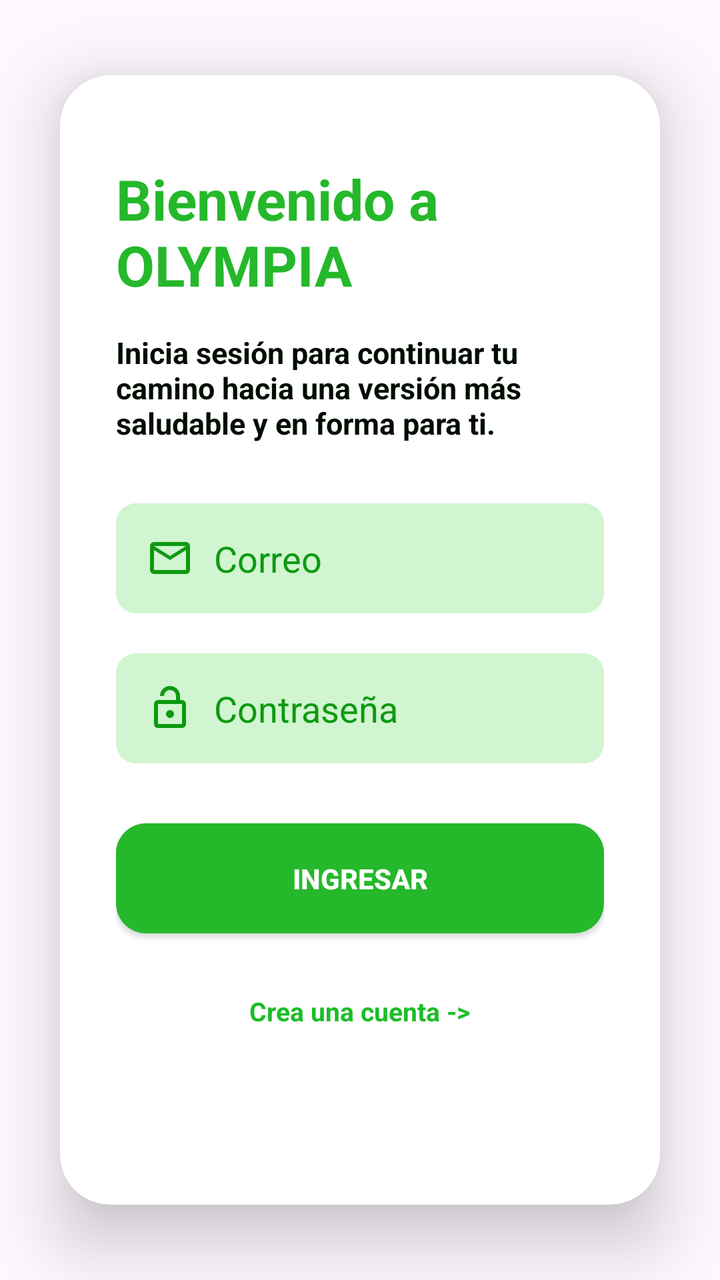
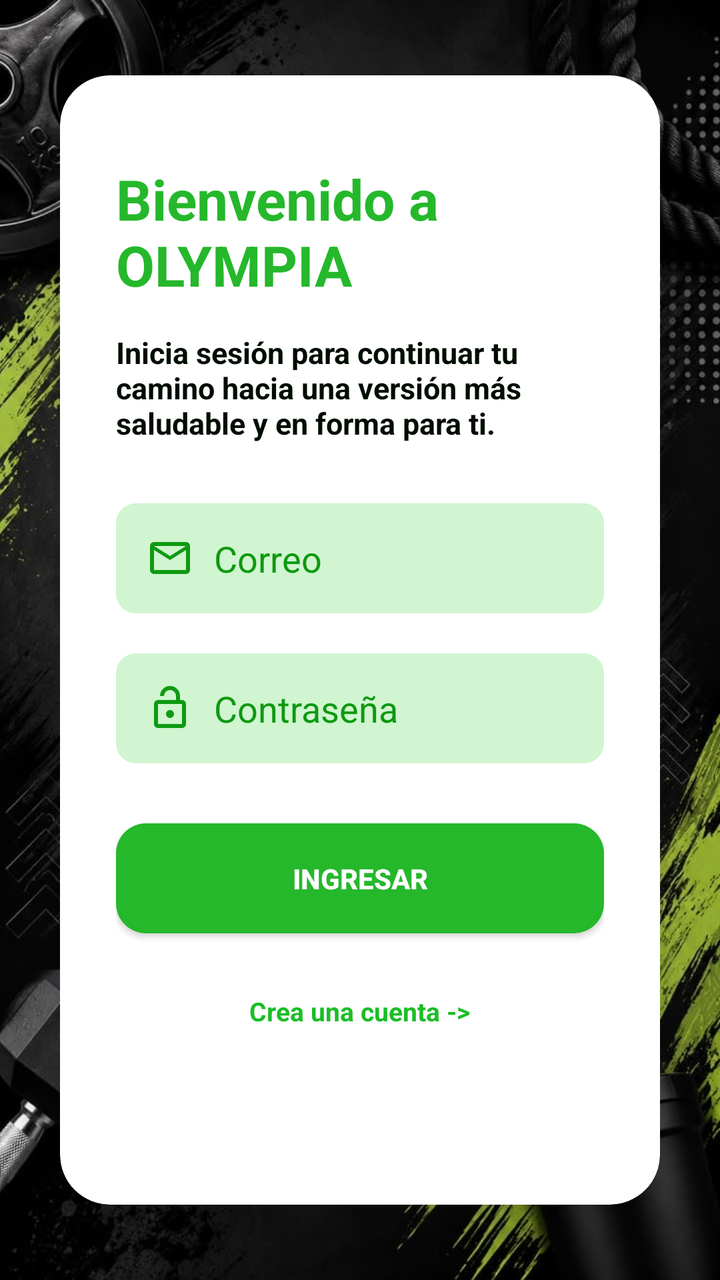

Compare the two renders of this Android layout. The source of the first and the diff that turns it into the second are given below.
<!-- AndroidManifest.xml: application theme Theme.Olympia_ -->
<!-- res/layout/activity_main.xml -->
<?xml version="1.0" encoding="utf-8"?>
<androidx.constraintlayout.widget.ConstraintLayout xmlns:android="http://schemas.android.com/apk/res/android"
    xmlns:app="http://schemas.android.com/apk/res-auto"
    xmlns:tools="http://schemas.android.com/tools"
    android:id="@+id/main"
    android:layout_width="match_parent"
    android:layout_height="match_parent"
    tools:context=".MainActivity">

    <androidx.cardview.widget.CardView
        android:id="@+id/cardLogin"
        android:layout_width="0dp"
        android:layout_height="wrap_content"
        android:layout_margin="30dp"
        app:cardCornerRadius="25dp"
        app:cardElevation="20dp"
        android:backgroundTint="@color/white"
        app:layout_constraintBaseline_toTopOf="parent"
        app:layout_constraintBottom_toBottomOf="parent"
        app:layout_constraintEnd_toEndOf="parent"
        app:layout_constraintStart_toStartOf="parent"
        app:layout_constraintTop_toTopOf="parent">

        <LinearLayout
            android:id="@+id/layoutContenido"
            android:layout_width="match_parent"
            android:layout_height="wrap_content"
            android:orientation="vertical"
            android:gravity="center"
            android:padding="28dp">

            <TextView
                android:id="@+id/tvTitulo"
                android:layout_width="wrap_content"
                android:layout_height="wrap_content"
                android:text="Bienvenido a OLYMPIA"
                android:textSize="28sp"
                android:textStyle="bold"
                android:textColor="#25B82B"
                android:layout_marginTop="15dp"
                android:layout_marginBottom="15dp"
                />

            <TextView
                android:id="@+id/tvSubt"
                android:layout_width="wrap_content"
                android:layout_height="wrap_content"
                android:text="Inicia sesión para continuar tu camino hacia una versión más saludable y en forma para ti."
                android:textSize="15sp"
                android:textStyle="bold"
                android:textColor="#000D00"
                android:layout_marginTop="0dp"
                android:layout_marginBottom="30dp"
                />

            <EditText
                android:id="@+id/etCorreo"
                android:layout_width="match_parent"
                android:layout_height="55dp"
                android:background="@drawable/bg_input"
                android:hint="Correo"
                android:paddingEnd="15dp"
                android:paddingStart="15dp"
                android:textColor="#333333"
                android:textColorHint="#0E9911"
                android:inputType="textEmailAddress"
                android:drawableStart="@drawable/correo"
                android:drawablePadding="10dp"/>

            <EditText
                android:id="@+id/etPass"
                android:layout_width="match_parent"
                android:layout_height="55dp"
                android:background="@drawable/bg_input"
                android:hint="Contraseña"
                android:paddingEnd="15dp"
                android:paddingStart="15dp"
                android:textColor="#333333"
                android:textColorHint="#0E9911"
                android:inputType="textPassword"
                android:drawableStart="@drawable/contrasena"
                android:drawablePadding="10dp"
                android:layout_marginTop="20dp"/>

            <androidx.appcompat.widget.AppCompatButton
                android:id="@+id/btnIngresar"
                android:layout_width="match_parent"
                android:layout_height="55dp"
                android:text="INGRESAR"
                android:background="@drawable/bg_buton"
                android:layout_marginTop="30dp"
                android:textColor="#FFFFFF"
                android:textStyle="bold"/>

            <TextView
                android:id="@+id/tvCrearCuenta"
                android:layout_width="wrap_content"
                android:layout_height="wrap_content"
                android:text="Crea una cuenta ->"
                android:textSize="13sp"
                android:textStyle="bold"
                android:textColor="#1CBD27"
                android:layout_marginTop="30dp"
                android:layout_marginBottom="60dp"/>

        </LinearLayout>

    </androidx.cardview.widget.CardView>

</androidx.constraintlayout.widget.ConstraintLayout>
<!-- resources referenced by this layout -->
<resources>
  <color name="white">#FFFFFFFF</color>
  <!-- drawable bg_buton (drawable) -->
  <?xml version="1.0" encoding="utf-8"?>
  <shape xmlns:android="http://schemas.android.com/apk/res/android">
      <solid android:color="#25B82B"/>
      <corners android:radius="15dp"/>
  </shape>
  <!-- drawable bg_input (drawable) -->
  <?xml version="1.0" encoding="utf-8"?>
  <shape xmlns:android="http://schemas.android.com/apk/res/android">
      <solid android:color="#D0F5D0" />
      <corners android:radius="10dp" />
  </shape>
  <!-- drawable contrasena (drawable) -->
  <vector xmlns:android="http://schemas.android.com/apk/res/android"
      android:width="24dp"
      android:height="24dp"
      android:viewportWidth="960"
      android:viewportHeight="960">
    <path
        android:pathData="M240,320h360v-80q0,-50 -35,-85t-85,-35q-50,0 -85,35t-35,85h-80q0,-83 58.5,-141.5T480,40q83,0 141.5,58.5T680,240v80h40q33,0 56.5,23.5T800,400v400q0,33 -23.5,56.5T720,880L240,880q-33,0 -56.5,-23.5T160,800v-400q0,-33 23.5,-56.5T240,320ZM240,800h480v-400L240,400v400ZM536.5,656.5Q560,633 560,600t-23.5,-56.5Q513,520 480,520t-56.5,23.5Q400,567 400,600t23.5,56.5Q447,680 480,680t56.5,-23.5ZM240,800v-400,400Z"
        android:fillColor="#0E9911"/>
  </vector>
  <!-- drawable correo (drawable) -->
  <vector xmlns:android="http://schemas.android.com/apk/res/android"
      android:width="24dp"
      android:height="24dp"
      android:viewportWidth="960"
      android:viewportHeight="960">
    <path
        android:pathData="M160,800q-33,0 -56.5,-23.5T80,720v-480q0,-33 23.5,-56.5T160,160h640q33,0 56.5,23.5T880,240v480q0,33 -23.5,56.5T800,800L160,800ZM480,520L160,320v400h640v-400L480,520ZM480,440 L800,240L160,240l320,200ZM160,320v-80,480 -400Z"
        android:fillColor="#0E9911"/>
  </vector>
  <style name="Theme.Olympia_" parent="Base.Theme.Olympia_" />
  <style name="Base.Theme.Olympia_" parent="Theme.Material3.DayNight.NoActionBar">
          
          
      </style>
</resources>

<!-- the commit's change to res/layout/activity_main.xml (unified diff, before → after) -->
@@ -6,6 +6,16 @@
     android:layout_width="match_parent"
     android:layout_height="match_parent"
     tools:context=".MainActivity">
+
+    <ImageView
+        android:layout_width="0dp"
+        android:layout_height="0dp"
+        android:src="@drawable/fondo_login"
+        android:scaleType="centerCrop"
+        app:layout_constraintBottom_toBottomOf="parent"
+        app:layout_constraintEnd_toEndOf="parent"
+        app:layout_constraintStart_toStartOf="parent"
+        app:layout_constraintTop_toTopOf="parent" />
 
     <androidx.cardview.widget.CardView
         android:id="@+id/cardLogin"
<!-- resource entries referenced after the edit -->
@@ -33,6 +33,7 @@
         android:pathData="M160,800q-33,0 -56.5,-23.5T80,720v-480q0,-33 23.5,-56.5T160,160h640q33,0 56.5,23.5T880,240v480q0,33 -23.5,56.5T800,800L160,800ZM480,520L160,320v400h640v-400L480,520ZM480,440 L800,240L160,240l320,200ZM160,320v-80,480 -400Z"
         android:fillColor="#0E9911"/>
   </vector>
+  <!-- drawable fondo_login: jpeg bitmap (drawable, 70642 bytes) -->
   <style name="Theme.Olympia_" parent="Base.Theme.Olympia_" />
   <style name="Base.Theme.Olympia_" parent="Theme.Material3.DayNight.NoActionBar">
           
